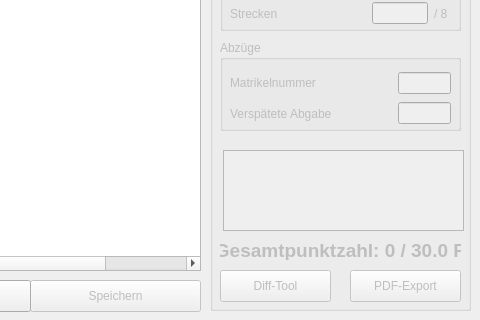
Dimey/IIB_GMV-Testat, file gmvtestat.ui: the form before one commit; both pictures show x 320 to 800 and y 670 to 990 of the 800 by 990 pixel window.
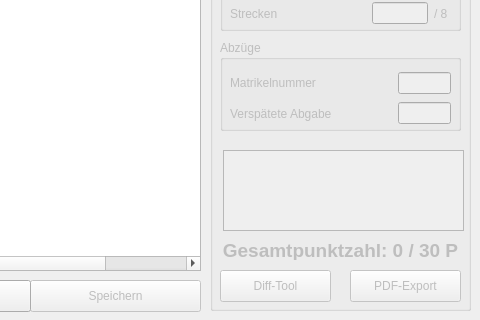
The form after the commit. Icons and pictures are not drawn.

What changed in the file:
```diff
--- a/gmvtestat.ui
+++ b/gmvtestat.ui
@@ -178,7 +178,7 @@
       </font>
      </property>
      <property name="text">
-      <string>Gesamtpunktzahl: 0 / 30.0 P</string>
+      <string>Gesamtpunktzahl: 0 / 30 P</string>
      </property>
      <property name="textFormat">
       <enum>Qt::MarkdownText</enum>
```
